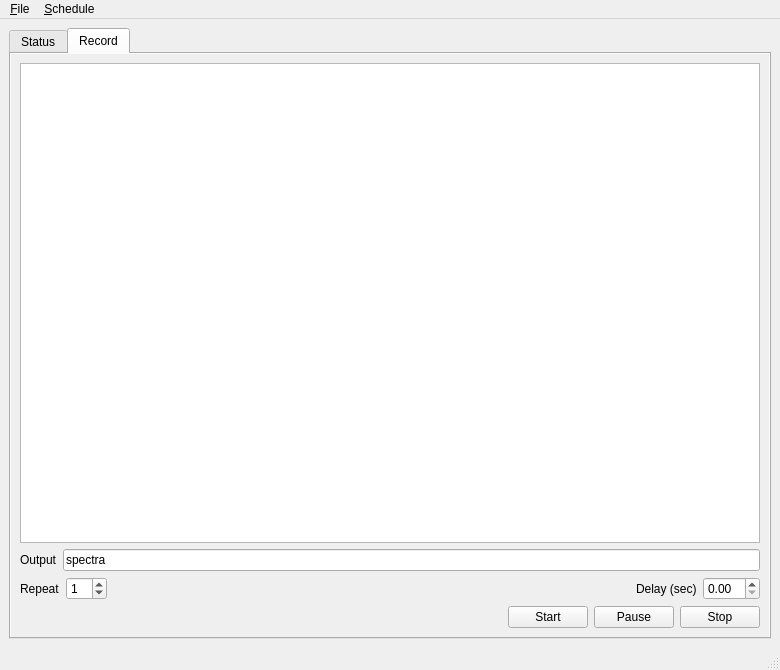
TeamPiccolo/piccolo2-player, file piccolo2/player/player.ui: the form before one commit.
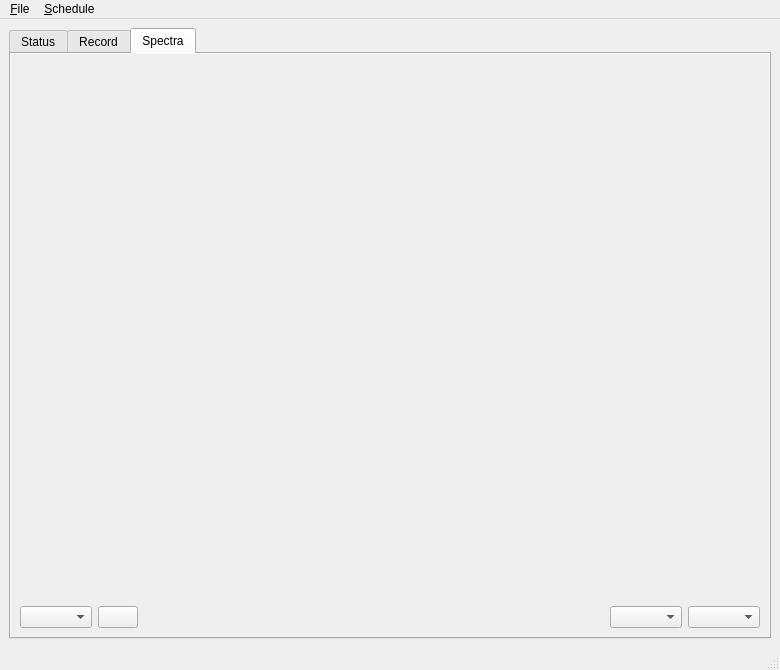
The form after the commit. Icons and pictures are not drawn.

Commit message: start spectra tab

What changed in the file:
```diff
--- a/piccolo2/player/player.ui
+++ b/piccolo2/player/player.ui
@@ -21,7 +21,7 @@
        <bool>true</bool>
       </property>
       <property name="currentIndex">
-       <number>1</number>
+       <number>2</number>
       </property>
       <widget class="QWidget" name="tab">
        <property name="enabled">
@@ -189,6 +189,101 @@
         </item>
        </layout>
       </widget>
+      <widget class="QWidget" name="tab_Spectra">
+       <property name="autoFillBackground">
+        <bool>true</bool>
+       </property>
+       <attribute name="title">
+        <string>Spectra</string>
+       </attribute>
+       <layout class="QVBoxLayout" name="verticalLayout_2">
+        <item>
+         <widget class="QWidget" name="spectraPlot" native="true">
+          <property name="sizePolicy">
+           <sizepolicy hsizetype="Expanding" vsizetype="Expanding">
+            <horstretch>0</horstretch>
+            <verstretch>0</verstretch>
+           </sizepolicy>
+          </property>
+         </widget>
+        </item>
+        <item>
+         <layout class="QHBoxLayout" name="horizontalLayout_7">
+          <item>
+           <widget class="QComboBox" name="selectFile">
+            <property name="sizePolicy">
+             <sizepolicy hsizetype="Preferred" vsizetype="Fixed">
+              <horstretch>0</horstretch>
+              <verstretch>0</verstretch>
+             </sizepolicy>
+            </property>
+            <property name="toolTip">
+             <string>select file</string>
+            </property>
+            <property name="insertPolicy">
+             <enum>QComboBox::InsertAlphabetically</enum>
+            </property>
+            <property name="sizeAdjustPolicy">
+             <enum>QComboBox::AdjustToContents</enum>
+            </property>
+            <property name="duplicatesEnabled">
+             <bool>true</bool>
+            </property>
+           </widget>
+          </item>
+          <item>
+           <widget class="QPushButton" name="refreshSpectraListButton">
+            <property name="text">
+             <string/>
+            </property>
+            <property name="icon">
+             <iconset theme="view-refresh"/>
+            </property>
+           </widget>
+          </item>
+          <item>
+           <spacer name="horizontalSpacer_3">
+            <property name="orientation">
+             <enum>Qt::Horizontal</enum>
+            </property>
+            <property name="sizeHint" stdset="0">
+             <size>
+              <width>40</width>
+              <height>20</height>
+             </size>
+            </property>
+           </spacer>
+          </item>
+          <item>
+           <widget class="QComboBox" name="selectedShutter">
+            <property name="sizePolicy">
+             <sizepolicy hsizetype="Preferred" vsizetype="Fixed">
+              <horstretch>0</horstretch>
+              <verstretch>0</verstretch>
+             </sizepolicy>
+            </property>
+            <property name="toolTip">
+             <string>select shutter</string>
+            </property>
+           </widget>
+          </item>
+          <item>
+           <widget class="QComboBox" name="selectSpectrum">
+            <property name="sizePolicy">
+             <sizepolicy hsizetype="Preferred" vsizetype="Fixed">
+              <horstretch>0</horstretch>
+              <verstretch>0</verstretch>
+             </sizepolicy>
+            </property>
+            <property name="toolTip">
+             <string>select spectrum</string>
+            </property>
+           </widget>
+          </item>
+         </layout>
+        </item>
+       </layout>
+      </widget>
      </widget>
     </item>
    </layout>
```
Left out of the diff: 4 changed lines with no effect on the pictures. The commit also changes 1 other file.
